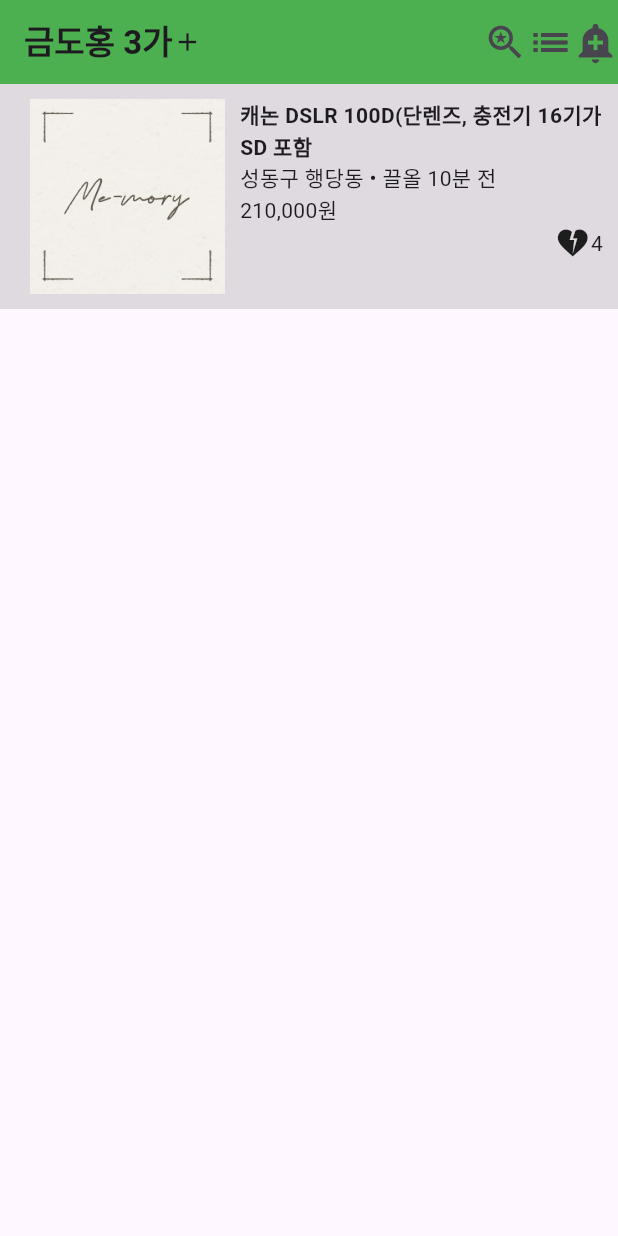
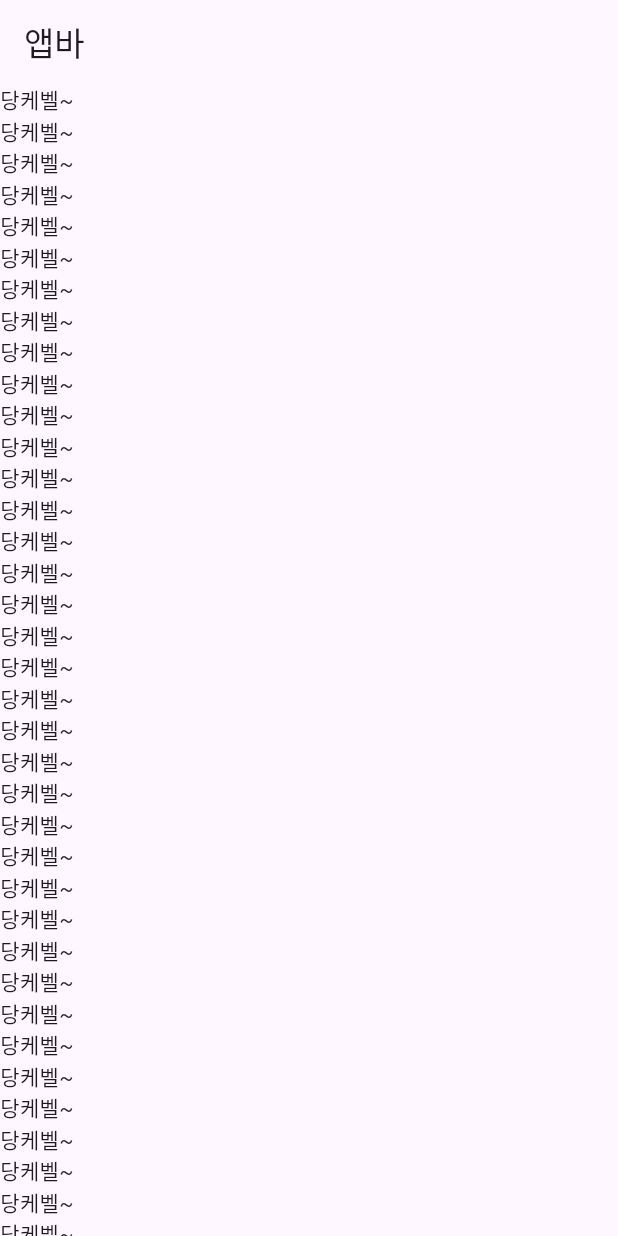
Before and after one commit to tessakang/flutter_202508, a Flutter app: the screen it shows after launch, on a phone screen of 412 x 824 dp. Run offline on Flutter 3.47's test engine with Material 3 defaults, Android fonts, the phone set to English and light mode, and no system bars.

Commit message:
강의06 : ListView

```diff
--- a/lib/main.dart
+++ b/lib/main.dart
@@ -12,66 +12,62 @@ class MyApp extends StatelessWidget {
 
     return MaterialApp(
       home: Scaffold(
-        appBar: AppBar(title: Container(
-            child: Row(
-              children: [
-                Text('금도홍 3가', style: TextStyle(
-                  fontWeight: FontWeight.w700,
-                ),),
-                Icon(Icons.add, size: 20,)
-              ],
-            )
-        ), actions: [Icon(Icons.saved_search, size: 30,), Icon(Icons.list_outlined, size: 30,), Icon(Icons.add_alert, size: 30,)], backgroundColor: Colors.green,),
-        body: Container(
-          width: 450, height: 150, color: Colors.black12,
-          padding: EdgeInsets.all(10),
-          child: a(),
+        appBar: AppBar(title: Text('앱바')),
+        body: ListView(
+          children: [
+            Text('당케벨~'),
+            Text('당케벨~'),
+            Text('당케벨~'),
+            Text('당케벨~'),
+            Text('당케벨~'),
+            Text('당케벨~'),
+            Text('당케벨~'),
+            Text('당케벨~'),
+            Text('당케벨~'),
+            Text('당케벨~'),
+            Text('당케벨~'),
+            Text('당케벨~'),
+            Text('당케벨~'),
+            Text('당케벨~'),
+            Text('당케벨~'),
+            Text('당케벨~'),
+            Text('당케벨~'),
+            Text('당케벨~'),
+            Text('당케벨~'),
+            Text('당케벨~'),
+            Text('당케벨~'),
+            Text('당케벨~'),
+            Text('당케벨~'),
+            Text('당케벨~'),
+            Text('당케벨~'),
+            Text('당케벨~'),
+            Text('당케벨~'),
+            Text('당케벨~'),
+            Text('당케벨~'),
+            Text('당케벨~'),
+            Text('당케벨~'),
+            Text('당케벨~'),
+            Text('당케벨~'),
+            Text('당케벨~'),
+            Text('당케벨~'),
+            Text('당케벨~'),
+            Text('당케벨~'),
+            Text('당케벨~'),
+            Text('당케벨~'),
+            Text('당케벨~'),
+            Text('당케벨~'),
+            Text('당케벨~'),
+            Text('당케벨~'),
+            Text('당케벨~'),
+            Text('당케벨~'),
+            Text('당케벨~'),
+            Text('당케벨~'),
+            Text('당케벨~'),
+            Text('당케벨~'),
+            Text('당케벨~'),
+          ],
         ),
-      ),
+      )
     );
   }
 }
-
-
-
-
-
-
-class a extends StatelessWidget {
-  const a({super.key});
-
-  @override
-  Widget build(BuildContext context) {
-    return Row(
-      children: [
-        Image.asset('assets/memory_logo.png', width: 150, height: 150,),
-        Flexible( flex: 1,
-          child: Container(
-            child: Column(
-              crossAxisAlignment: CrossAxisAlignment.start,
-              children: [
-                Text('캐논 DSLR 100D(단렌즈, 충전기 16기가SD 포함',
-                  style: TextStyle(
-                    fontWeight: FontWeight.w700,
-                  ),),
-                Row(
-                  children: [
-                    Text('성동구 행당동'),
-                    Text(' • '),
-                    Text('끌올 10분 전')
-                  ],
-                ),
-                Text('210,000원'),
-                Row(mainAxisAlignment: MainAxisAlignment.end,
-                  children: [
-                    Icon(Icons.heart_broken),
-                    Text('4')
-                  ],)
-              ],
-            ),
-          ),
-        )
-      ],
-    );
-  }
-}
```
